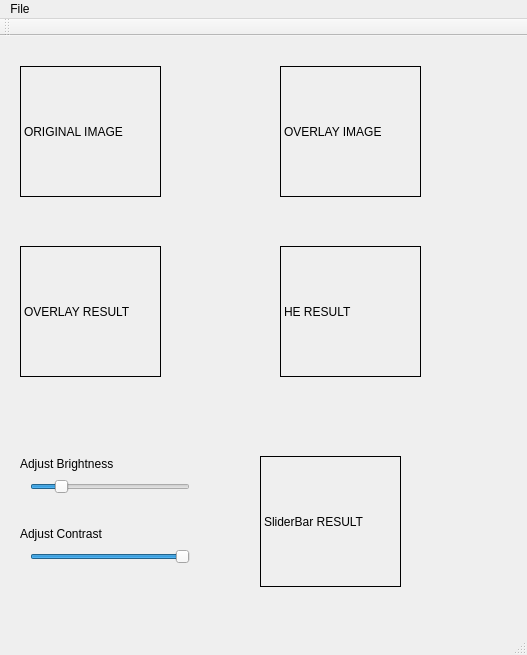
Before: the Qt Designer form bmp_Processor/mainwindow.ui in evs2012/Milestone2, drawn with Qt 5.
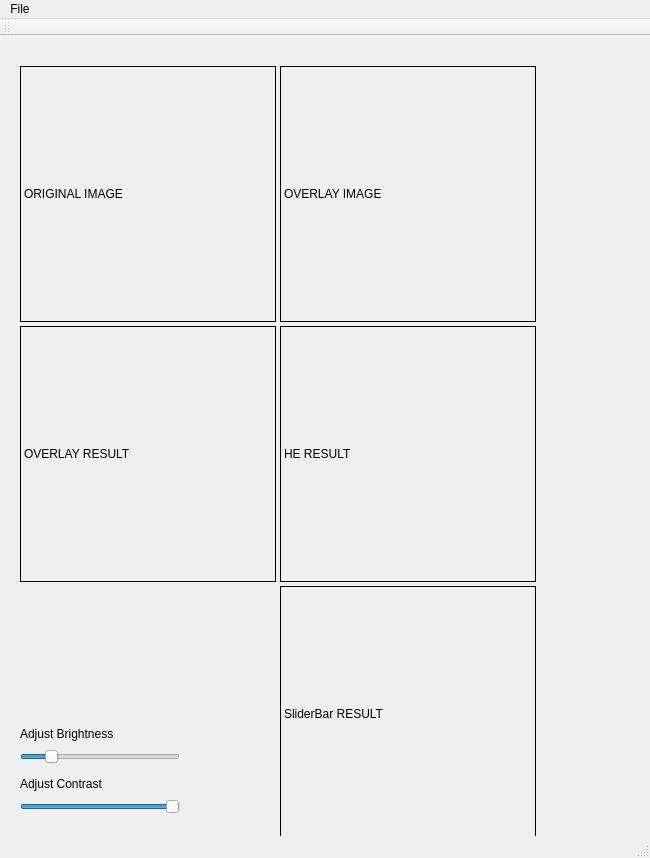
After: the same form once the commit is applied.

What changed in the file:
```diff
--- a/bmp_Processor/mainwindow.ui
+++ b/bmp_Processor/mainwindow.ui
@@ -6,8 +6,8 @@
    <rect>
     <x>0</x>
     <y>0</y>
-    <width>527</width>
-    <height>655</height>
+    <width>650</width>
+    <height>858</height>
    </rect>
   </property>
   <property name="windowTitle">
@@ -17,8 +17,8 @@
    <widget class="QSlider" name="brightnessSlider">
     <property name="geometry">
      <rect>
-      <x>30</x>
-      <y>440</y>
+      <x>20</x>
+      <y>710</y>
       <width>160</width>
       <height>22</height>
      </rect>
@@ -39,8 +39,8 @@
    <widget class="QSlider" name="contrastSlider">
     <property name="geometry">
      <rect>
-      <x>30</x>
-      <y>510</y>
+      <x>20</x>
+      <y>760</y>
       <width>160</width>
       <height>22</height>
      </rect>
@@ -59,7 +59,7 @@
     <property name="geometry">
      <rect>
       <x>20</x>
-      <y>420</y>
+      <y>690</y>
       <width>111</width>
       <height>16</height>
      </rect>
@@ -72,7 +72,7 @@
     <property name="geometry">
      <rect>
       <x>20</x>
-      <y>490</y>
+      <y>740</y>
       <width>111</width>
       <height>16</height>
      </rect>
@@ -86,8 +86,8 @@
      <rect>
       <x>20</x>
       <y>30</y>
-      <width>141</width>
-      <height>131</height>
+      <width>256</width>
+      <height>256</height>
      </rect>
     </property>
     <property name="frameShape">
@@ -102,8 +102,8 @@
      <rect>
       <x>280</x>
       <y>30</y>
-      <width>141</width>
-      <height>131</height>
+      <width>256</width>
+      <height>256</height>
      </rect>
     </property>
     <property name="frameShape">
@@ -117,9 +117,9 @@
     <property name="geometry">
      <rect>
       <x>20</x>
-      <y>210</y>
-      <width>141</width>
-      <height>131</height>
+      <y>290</y>
+      <width>256</width>
+      <height>256</height>
      </rect>
     </property>
     <property name="frameShape">
@@ -133,9 +133,9 @@
     <property name="geometry">
      <rect>
       <x>280</x>
-      <y>210</y>
-      <width>141</width>
-      <height>131</height>
+      <y>290</y>
+      <width>256</width>
+      <height>256</height>
      </rect>
     </property>
     <property name="frameShape">
@@ -148,10 +148,10 @@
    <widget class="QLabel" name="lbl_SB_Result">
     <property name="geometry">
      <rect>
-      <x>260</x>
-      <y>420</y>
-      <width>141</width>
-      <height>131</height>
+      <x>280</x>
+      <y>550</y>
+      <width>256</width>
+      <height>256</height>
      </rect>
     </property>
     <property name="frameShape">
@@ -176,7 +176,7 @@
     <rect>
      <x>0</x>
      <y>0</y>
-     <width>527</width>
+     <width>650</width>
      <height>17</height>
     </rect>
    </property>
```
Left out of the diff: 2 changed lines with no effect on the pictures.
